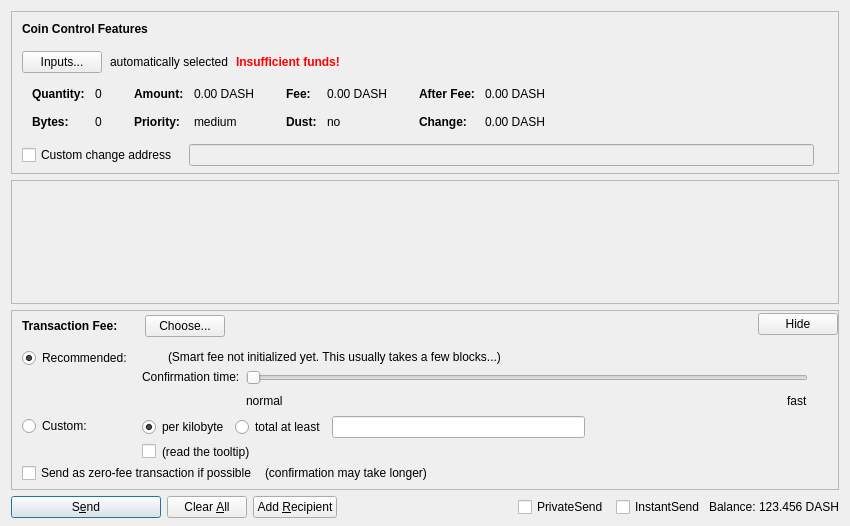
First picture: the form in src/qt/forms/sendcoinsdialog.ui, repository ZoZoCoin/ZoZo-blockchain, before the edit.
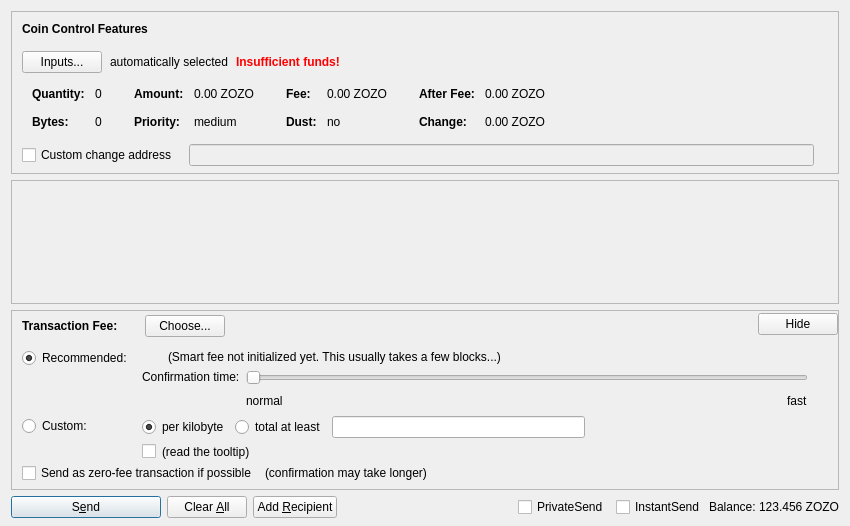
Second picture: the form after the edit. Custom widgets are drawn as their Qt base class.

Commit message: replace all dash to zozo

```diff
--- a/src/qt/forms/sendcoinsdialog.ui
+++ b/src/qt/forms/sendcoinsdialog.ui
@@ -324,7 +324,7 @@
                   <enum>Qt::ActionsContextMenu</enum>
                  </property>
                  <property name="text">
-                  <string notr="true">0.00 DASH</string>
+                  <string notr="true">0.00 ZOZO</string>
                  </property>
                  <property name="textInteractionFlags">
                   <set>Qt::LinksAccessibleByMouse|Qt::TextSelectableByKeyboard|Qt::TextSelectableByMouse</set>
@@ -404,7 +404,7 @@
                   <enum>Qt::ActionsContextMenu</enum>
                  </property>
                  <property name="text">
-                  <string notr="true">0.00 DASH</string>
+                  <string notr="true">0.00 ZOZO</string>
                  </property>
                  <property name="textInteractionFlags">
                   <set>Qt::LinksAccessibleByMouse|Qt::TextSelectableByKeyboard|Qt::TextSelectableByMouse</set>
@@ -484,7 +484,7 @@
                   <enum>Qt::ActionsContextMenu</enum>
                  </property>
                  <property name="text">
-                  <string notr="true">0.00 DASH</string>
+                  <string notr="true">0.00 ZOZO</string>
                  </property>
                  <property name="textInteractionFlags">
                   <set>Qt::LinksAccessibleByMouse|Qt::TextSelectableByKeyboard|Qt::TextSelectableByMouse</set>
@@ -513,7 +513,7 @@
                   <enum>Qt::ActionsContextMenu</enum>
                  </property>
                  <property name="text">
-                  <string notr="true">0.00 DASH</string>
+                  <string notr="true">0.00 ZOZO</string>
                  </property>
                  <property name="textInteractionFlags">
                   <set>Qt::LinksAccessibleByMouse|Qt::TextSelectableByKeyboard|Qt::TextSelectableByMouse</set>
@@ -1366,7 +1366,7 @@
           <cursorShape>IBeamCursor</cursorShape>
          </property>
          <property name="text">
-          <string notr="true">123.456 DASH</string>
+          <string notr="true">123.456 ZOZO</string>
          </property>
          <property name="textInteractionFlags">
           <set>Qt::LinksAccessibleByMouse|Qt::TextSelectableByKeyboard|Qt::TextSelectableByMouse</set>
```
Left out of the diff: 6 changed lines with no effect on the pictures. The commit also changes 469 other files.
